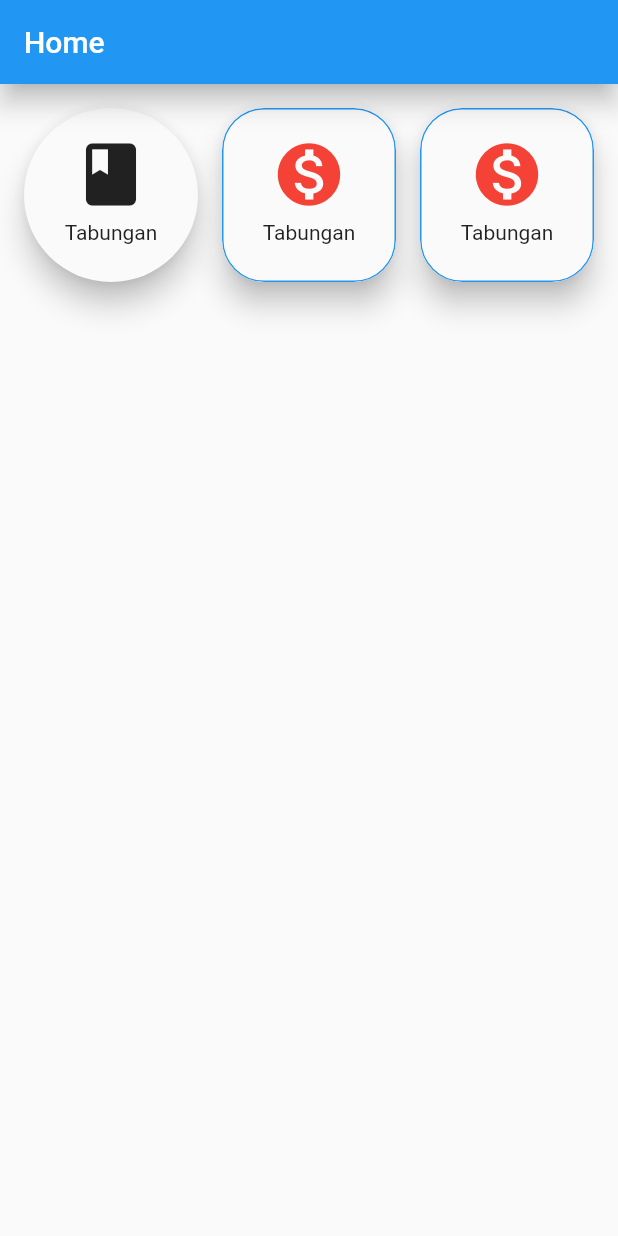
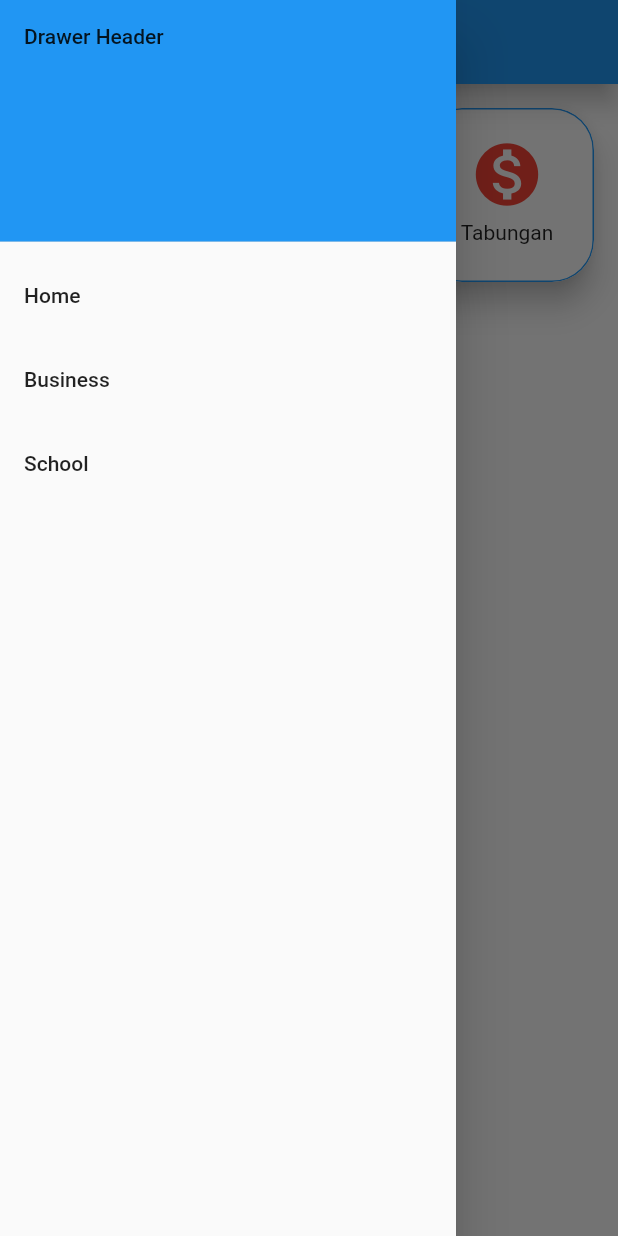
Before and after one commit to eristaufiqhidayat/flutter_icon, a Flutter app: the screen it shows after launch, with the side drawer open (before the commit the screen has no drawer), on a phone screen of 412 x 824 dp. Run offline on Flutter 3.47's test engine with Material 2 defaults, Android fonts, the light colour scheme and no system bars.

Commit message:
ditambah NavigationDrawerWidget

```diff
--- a/lib/main.dart
+++ b/lib/main.dart
@@ -1,3 +1,4 @@
+import 'package:appsekolah/widget/NavigationDrawerWidget.dart';
 import 'package:flutter/material.dart';
 
 void main() {
@@ -23,6 +24,7 @@ class MyApp extends StatelessWidget {
           elevation: 7,
           shadowColor: Colors.black,
         ),
+        drawer: const NavigationDrawerWidget(),
         body: Padding(
           padding: const EdgeInsets.all(8.0),
           //color: Color.fromARGB(255, 246, 247, 249),
@@ -35,7 +37,7 @@ class MyApp extends StatelessWidget {
                   child: Material(
                     //color: Colors.blue,
                     elevation: 8,
-                    borderRadius: BorderRadius.circular(60),
+                    borderRadius: BorderRadius.circular(28),
                     clipBehavior: Clip.antiAlias,
                     child: InkWell(
                       splashColor: Colors.green,
@@ -44,8 +46,8 @@ class MyApp extends StatelessWidget {
                         alignment: Alignment.center,
                         decoration: BoxDecoration(
                             color: Colors.transparent,
-                            //border: Border.all(color: Colors.blue, width: 1),
-                            borderRadius: BorderRadius.circular(60)),
+                            border: Border.all(color: Colors.blue, width: 1),
+                            borderRadius: BorderRadius.circular(28)),
                         child: const Column(
                           mainAxisSize: MainAxisSize.min,
                           crossAxisAlignment: CrossAxisAlignment.center,
@@ -57,7 +59,7 @@ class MyApp extends StatelessWidget {
                             //   width: 100,
                             //   fit: BoxFit.cover,
                             // ),
-                            Icon(size: 50, Icons.book),
+                            Icon(size: 30, Icons.book),
                             SizedBox(
                               height: 6,
                             ),
--- /dev/null
+++ b/lib/widget/NavigationDrawerWidget.dart
@@ -0,0 +1,48 @@
+import 'package:appsekolah/main.dart';
+import 'package:flutter/material.dart';
+
+class NavigationDrawerWidget extends StatelessWidget {
+  final padding = const EdgeInsets.symmetric(horizontal: 20);
+
+  const NavigationDrawerWidget({super.key});
+  @override
+  Widget build(BuildContext context) {
+    return Drawer(
+      // Add a ListView to the drawer. This ensures the user can scroll
+      // through the options in the drawer if there isn't enough vertical
+      // space to fit everything.
+      child: ListView(
+        // Important: Remove any padding from the ListView.
+        padding: EdgeInsets.zero,
+        children: [
+          const DrawerHeader(
+            decoration: BoxDecoration(
+              color: Colors.blue,
+            ),
+            child: Text('Drawer Header'),
+          ),
+          ListTile(
+            title: const Text('Home'),
+            //selected: _selectedIndex == 0,
+            onTap: () {},
+          ),
+          ListTile(
+            title: const Text('Business'),
+            //selected: _selectedIndex == 1,
+            onTap: () {},
+          ),
+          ListTile(
+            title: const Text('School'),
+            //selected: _selectedIndex == 2,
+            onTap: () {
+              // // Update the state of the app
+              // _onItemTapped(2);
+              // // Then close the drawer
+              // Navigator.pop(context);
+            },
+          ),
+        ],
+      ),
+    );
+  }
+}
```
Also changed, not shown: assets/images/logoArafah-nobg.png (added), 1 other file.
